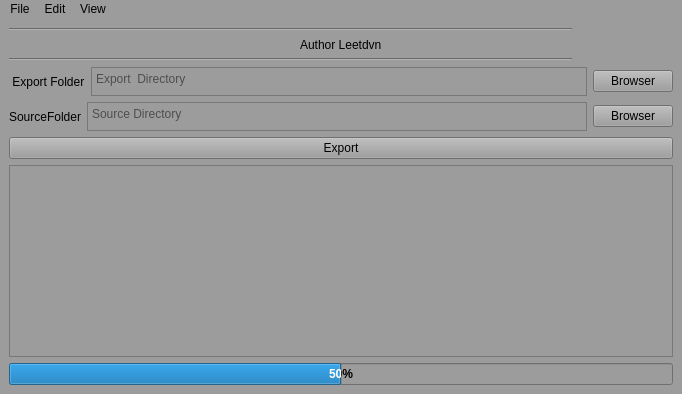
First picture: the form in src/mainwindow.ui, repository leetdvn/LeeAutoExportFBX, before the edit.
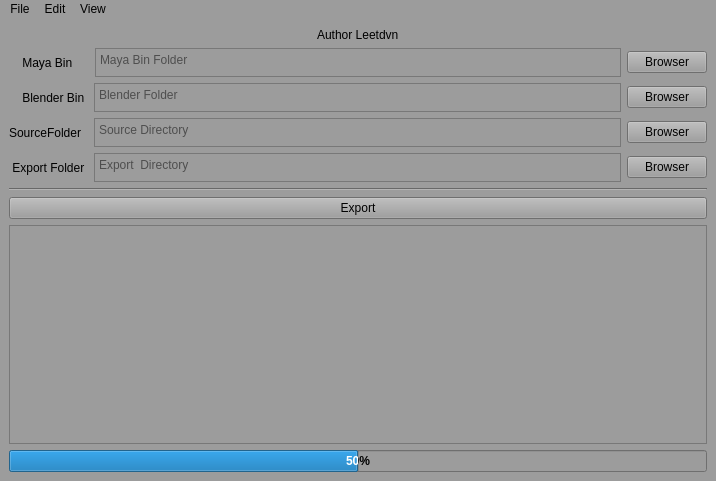
Second picture: the form after the edit.

Patch:
```diff
--- a/src/mainwindow.ui
+++ b/src/mainwindow.ui
@@ -6,8 +6,8 @@
    <rect>
     <x>0</x>
     <y>0</y>
-    <width>682</width>
-    <height>394</height>
+    <width>716</width>
+    <height>481</height>
    </rect>
   </property>
   <property name="sizePolicy">
@@ -18,8 +18,8 @@
   </property>
   <property name="minimumSize">
    <size>
-    <width>587</width>
-    <height>325</height>
+    <width>716</width>
+    <height>481</height>
    </size>
   </property>
   <property name="windowTitle">
@@ -37,24 +37,7 @@
    </property>
    <layout class="QVBoxLayout" name="verticalLayout_5">
     <item>
-     <layout class="QVBoxLayout" name="verticalLayout_4">
-      <item>
-       <layout class="QVBoxLayout" name="verticalLayout_2">
-        <item>
          <layout class="QVBoxLayout" name="verticalLayout">
-          <item>
-           <widget class="Line" name="line">
-            <property name="maximumSize">
-             <size>
-              <width>563</width>
-              <height>3</height>
-             </size>
-            </property>
-            <property name="orientation">
-             <enum>Qt::Orientation::Horizontal</enum>
-            </property>
-           </widget>
-          </item>
           <item alignment="Qt::AlignmentFlag::AlignHCenter">
            <widget class="QLabel" name="AuthorLabel">
             <property name="maximumSize">
@@ -71,27 +54,109 @@
             </property>
            </widget>
           </item>
+     </layout>
+    </item>
           <item>
-           <widget class="Line" name="line_2">
+     <layout class="QVBoxLayout" name="LinkPaths">
+      <item>
+       <layout class="QHBoxLayout" name="MayDirLayout">
+        <item>
+         <widget class="QLabel" name="SourceLabel_2">
+          <property name="text">
+           <string>    Maya Bin     </string>
+          </property>
+         </widget>
+        </item>
+        <item>
+         <widget class="QTextEdit" name="SourceFolderText_2">
             <property name="maximumSize">
              <size>
-              <width>563</width>
-              <height>3</height>
-             </size>
-            </property>
-            <property name="orientation">
-             <enum>Qt::Orientation::Horizontal</enum>
+            <width>708</width>
+            <height>29</height>
+           </size>
+          </property>
+          <property name="placeholderText">
+           <string>Maya Bin Folder</string>
             </property>
            </widget>
           </item>
+        <item>
+         <widget class="QPushButton" name="SourceBrowserBtn_2">
+          <property name="text">
+           <string>Browser</string>
+          </property>
+         </widget>
+        </item>
          </layout>
         </item>
         <item>
-         <layout class="QHBoxLayout" name="horizontalLayout">
+       <layout class="QHBoxLayout" name="BlenderDirLayout">
+        <item>
+         <widget class="QLabel" name="SourceLabel_3">
+          <property name="text">
+           <string>    Blender Bin </string>
+          </property>
+         </widget>
+        </item>
+        <item>
+         <widget class="QTextEdit" name="SourceFolderText_3">
+          <property name="maximumSize">
+           <size>
+            <width>708</width>
+            <height>29</height>
+           </size>
+          </property>
+          <property name="placeholderText">
+           <string>Blender Folder</string>
+          </property>
+         </widget>
+        </item>
+        <item>
+         <widget class="QPushButton" name="SourceBrowserBtn_3">
+          <property name="text">
+           <string>Browser</string>
+          </property>
+         </widget>
+        </item>
+       </layout>
+      </item>
+      <item>
+       <layout class="QHBoxLayout" name="SourceLayout">
+        <item>
+         <widget class="QLabel" name="SourceLabel">
+          <property name="text">
+           <string>SourceFolder  </string>
+          </property>
+         </widget>
+        </item>
+        <item>
+         <widget class="QTextEdit" name="SourceFolderText">
+          <property name="maximumSize">
+           <size>
+            <width>708</width>
+            <height>29</height>
+           </size>
+          </property>
+          <property name="placeholderText">
+           <string>Source Directory</string>
+          </property>
+         </widget>
+        </item>
+        <item>
+         <widget class="QPushButton" name="SourceBrowserBtn">
+          <property name="text">
+           <string>Browser</string>
+          </property>
+         </widget>
+        </item>
+       </layout>
+      </item>
+      <item>
+       <layout class="QHBoxLayout" name="ExportLayout">
           <item>
            <widget class="QLabel" name="ExportFolderLabel">
             <property name="text">
-             <string> Export Folder</string>
+           <string> Export Folder </string>
             </property>
            </widget>
           </item>
@@ -103,6 +168,18 @@
               <height>29</height>
              </size>
             </property>
+          <property name="mouseTracking">
+           <bool>true</bool>
+          </property>
+          <property name="tabletTracking">
+           <bool>false</bool>
+          </property>
+          <property name="frameShadow">
+           <enum>QFrame::Shadow::Plain</enum>
+          </property>
+          <property name="acceptRichText">
+           <bool>true</bool>
+          </property>
             <property name="textInteractionFlags">
              <set>Qt::TextInteractionFlag::NoTextInteraction</set>
             </property>
@@ -120,38 +197,17 @@
           </item>
          </layout>
         </item>
-        <item>
-         <layout class="QHBoxLayout" name="horizontalLayout_2">
-          <item>
-           <widget class="QLabel" name="SourceLabel">
-            <property name="text">
-             <string>SourceFolder</string>
-            </property>
-           </widget>
+     </layout>
           </item>
           <item>
-           <widget class="QTextEdit" name="SourceFolderText">
-            <property name="maximumSize">
-             <size>
-              <width>708</width>
-              <height>29</height>
-             </size>
-            </property>
-            <property name="placeholderText">
-             <string>Source Directory</string>
-            </property>
+     <widget class="Line" name="line">
+      <property name="orientation">
+       <enum>Qt::Orientation::Horizontal</enum>
+      </property>
            </widget>
           </item>
           <item>
-           <widget class="QPushButton" name="SourceBrowserBtn">
-            <property name="text">
-             <string>Browser</string>
-            </property>
-           </widget>
-          </item>
-         </layout>
-        </item>
-       </layout>
+     <layout class="QHBoxLayout" name="horizontalLayout_3"/>
       </item>
       <item>
        <layout class="QVBoxLayout" name="verticalLayout_3">
@@ -192,15 +248,13 @@
        </layout>
       </item>
      </layout>
-    </item>
-   </layout>
   </widget>
   <widget class="QMenuBar" name="menubar">
    <property name="geometry">
     <rect>
      <x>0</x>
      <y>0</y>
-     <width>682</width>
+     <width>716</width>
      <height>22</height>
     </rect>
    </property>
```
Left out of the diff: 2 changed lines with no effect on the pictures. Lines whose indentation alone changed are shown as unchanged.
